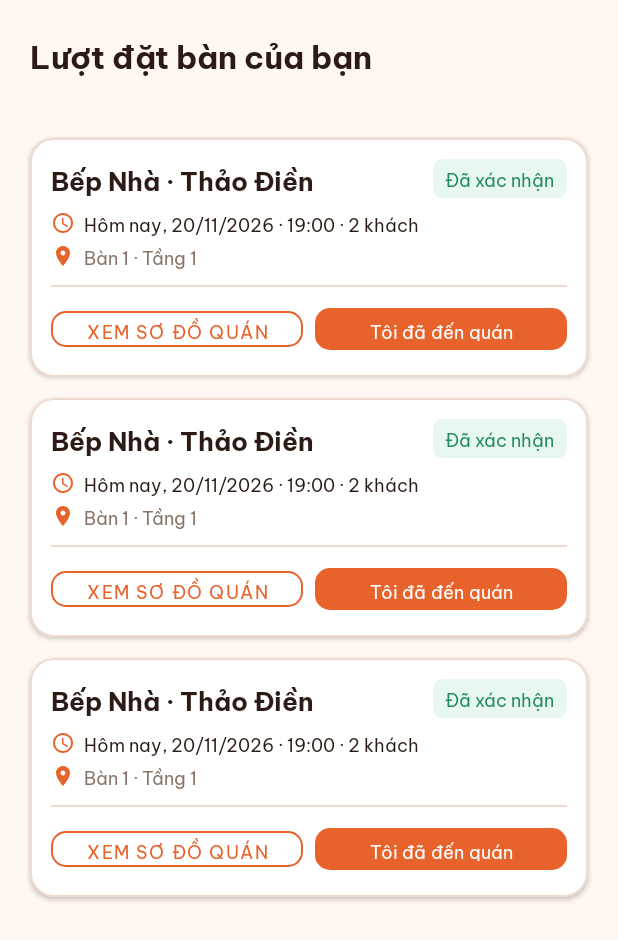
After one commit to LeHai1004/QuanLyDatLichVaDatBan, an Android app: the layout fragment_active_bookings.xml on its own in the app's theme, with its tools: preview values and no code run, on a phone screen of 412 x 824 dp. The commit adds this screen. Shown: the top 940 px of the screen. Run offline under Robolectric (Android 15) with nearby library versions, the phone set to English and light mode, and no system bars.

Commit message:
feat(booking): connect booking tab to check-in flow

```diff
--- /dev/null
+++ b/app/src/main/res/layout/fragment_active_bookings.xml
@@ -0,0 +1,49 @@
+<?xml version="1.0" encoding="utf-8"?>
+<androidx.constraintlayout.widget.ConstraintLayout xmlns:android="http://schemas.android.com/apk/res/android"
+    xmlns:app="http://schemas.android.com/apk/res-auto"
+    xmlns:tools="http://schemas.android.com/tools"
+    android:layout_width="match_parent"
+    android:layout_height="match_parent"
+    android:background="@color/booktable_cream">
+
+    <!-- Header Toolbar -->
+    <LinearLayout
+        android:id="@+id/llHeader"
+        android:layout_width="match_parent"
+        android:layout_height="@dimen/payment_header_height"
+        android:gravity="center_vertical"
+        android:orientation="horizontal"
+        android:paddingHorizontal="@dimen/screen_padding"
+        app:layout_constraintTop_toTopOf="parent">
+
+        <TextView
+            android:id="@+id/tvTitle"
+            android:layout_width="wrap_content"
+            android:layout_height="wrap_content"
+            android:fontFamily="@font/be_vietnam_pro"
+            android:text="@string/active_bookings_title"
+            android:textColor="@color/booktable_dark"
+            android:textSize="@dimen/booking_title_size"
+            android:textStyle="bold" />
+    </LinearLayout>
+
+    <androidx.recyclerview.widget.RecyclerView
+        android:id="@+id/rvActiveBookings"
+        android:layout_width="match_parent"
+        android:layout_height="0dp"
+        android:clipToPadding="false"
+        android:padding="@dimen/screen_padding"
+        app:layout_constraintBottom_toBottomOf="parent"
+        app:layout_constraintTop_toBottomOf="@id/llHeader"
+        tools:listitem="@layout/item_active_booking" />
+
+    <!-- Shared States -->
+    <include
+        android:id="@+id/layoutStates"
+        layout="@layout/layout_shared_states"
+        android:layout_width="match_parent"
+        android:layout_height="0dp"
+        app:layout_constraintBottom_toBottomOf="parent"
+        app:layout_constraintTop_toBottomOf="@id/llHeader" />
+
+</androidx.constraintlayout.widget.ConstraintLayout>
--- /dev/null
+++ b/app/src/main/res/layout/item_active_booking.xml
@@ -0,0 +1,167 @@
+<?xml version="1.0" encoding="utf-8"?>
+<com.google.android.material.card.MaterialCardView xmlns:android="http://schemas.android.com/apk/res/android"
+    xmlns:app="http://schemas.android.com/apk/res-auto"
+    xmlns:tools="http://schemas.android.com/tools"
+    android:id="@+id/cardActiveBooking"
+    android:layout_width="match_parent"
+    android:layout_height="wrap_content"
+    android:layout_marginBottom="14dp"
+    app:cardBackgroundColor="@color/restaurant_card_bg"
+    app:cardCornerRadius="@dimen/restaurant_card_radius"
+    app:cardElevation="2dp"
+    app:strokeColor="@color/booktable_border"
+    app:strokeWidth="1dp">
+
+    <LinearLayout
+        android:layout_width="match_parent"
+        android:layout_height="wrap_content"
+        android:orientation="vertical"
+        android:padding="@dimen/booking_restaurant_card_padding">
+
+        <!-- Header: Name + Status Badge -->
+        <LinearLayout
+            android:layout_width="match_parent"
+            android:layout_height="wrap_content"
+            android:gravity="center_vertical"
+            android:orientation="horizontal">
+
+            <TextView
+                android:id="@+id/tvRestaurantName"
+                android:layout_width="0dp"
+                android:layout_height="wrap_content"
+                android:layout_weight="1"
+                android:ellipsize="end"
+                android:fontFamily="@font/be_vietnam_pro"
+                android:maxLines="1"
+                android:textColor="@color/booktable_dark"
+                android:textSize="@dimen/restaurant_card_name_size"
+                android:textStyle="bold"
+                tools:text="Bếp Nhà · Thảo Điền" />
+
+            <TextView
+                android:id="@+id/tvStatusBadge"
+                android:layout_width="wrap_content"
+                android:layout_height="wrap_content"
+                android:layout_marginStart="8dp"
+                android:background="@drawable/bg_status_badge_open"
+                android:fontFamily="@font/be_vietnam_pro"
+                android:paddingHorizontal="@dimen/detail_status_padding_h"
+                android:paddingVertical="@dimen/detail_status_padding_v"
+                android:textColor="@color/auth_success"
+                android:textSize="@dimen/detail_status_text_size"
+                tools:text="Đã xác nhận" />
+        </LinearLayout>
+
+        <!-- Booking details: Date, time, guests -->
+        <LinearLayout
+            android:layout_width="match_parent"
+            android:layout_height="wrap_content"
+            android:layout_marginTop="8dp"
+            android:gravity="center_vertical"
+            android:orientation="horizontal">
+
+            <ImageView
+                android:layout_width="16dp"
+                android:layout_height="16dp"
+                android:contentDescription="@string/booking_title"
+                android:src="@drawable/ic_clock"
+                app:tint="@color/booktable_orange" />
+
+            <TextView
+                android:id="@+id/tvDateTimeGuests"
+                android:layout_width="wrap_content"
+                android:layout_height="wrap_content"
+                android:layout_marginStart="6dp"
+                android:fontFamily="@font/be_vietnam_pro"
+                android:textColor="@color/booktable_dark"
+                android:textSize="@dimen/restaurant_card_meta_size"
+                tools:text="Hôm nay, 20/11/2026 · 19:00 · 2 khách" />
+        </LinearLayout>
+
+        <!-- Table Info -->
+        <LinearLayout
+            android:layout_width="match_parent"
+            android:layout_height="wrap_content"
+            android:layout_marginTop="4dp"
+            android:gravity="center_vertical"
+            android:orientation="horizontal">
+
+            <ImageView
+                android:layout_width="16dp"
+                android:layout_height="16dp"
+                android:contentDescription="@string/booking_title"
+                android:src="@drawable/ic_location_pin"
+                app:tint="@color/booktable_orange" />
+
+            <TextView
+                android:id="@+id/tvTableName"
+                android:layout_width="wrap_content"
+                android:layout_height="wrap_content"
+                android:layout_marginStart="6dp"
+                android:fontFamily="@font/be_vietnam_pro"
+                android:textColor="@color/booktable_muted"
+                android:textSize="@dimen/restaurant_card_meta_size"
+                tools:text="Bàn 1 · Tầng 1" />
+        </LinearLayout>
+
+        <!-- Divider -->
+        <View
+            android:layout_width="match_parent"
+            android:layout_height="1dp"
+            android:layout_marginVertical="10dp"
+            android:background="@color/booktable_border" />
+
+        <!-- Action Buttons Layout -->
+        <LinearLayout
+            android:id="@+id/llActionsConfirmed"
+            android:layout_width="match_parent"
+            android:layout_height="wrap_content"
+            android:orientation="horizontal">
+
+            <com.google.android.material.button.MaterialButton
+                android:id="@+id/btnViewMap"
+                style="@style/Widget.MaterialComponents.Button.OutlinedButton"
+                android:layout_width="0dp"
+                android:layout_height="@dimen/booking_chip_height"
+                android:layout_weight="1"
+                android:fontFamily="@font/be_vietnam_pro"
+                android:text="@string/active_bookings_btn_view_map"
+                android:textColor="@color/booktable_orange"
+                android:textSize="@dimen/booking_chip_text_size"
+                app:cornerRadius="@dimen/booking_chip_radius"
+                app:strokeColor="@color/booktable_orange" />
+
+            <com.google.android.material.button.MaterialButton
+                android:id="@+id/btnCheckIn"
+                android:layout_width="0dp"
+                android:layout_height="@dimen/booking_chip_height"
+                android:layout_marginStart="8dp"
+                android:layout_weight="1"
+                android:fontFamily="@font/be_vietnam_pro"
+                android:text="@string/active_bookings_btn_arrived"
+                android:textColor="@color/booktable_surface"
+                android:textSize="@dimen/booking_chip_text_size"
+                app:backgroundTint="@color/booktable_orange"
+                app:cornerRadius="@dimen/booking_chip_radius" />
+        </LinearLayout>
+
+        <LinearLayout
+            android:id="@+id/llActionsCheckedIn"
+            android:layout_width="match_parent"
+            android:layout_height="wrap_content"
+            android:orientation="horizontal"
+            android:visibility="gone">
+
+            <com.google.android.material.button.MaterialButton
+                android:id="@+id/btnNavigateMap"
+                android:layout_width="match_parent"
+                android:layout_height="@dimen/booking_chip_height"
+                android:fontFamily="@font/be_vietnam_pro"
+                android:text="@string/active_bookings_btn_navigate"
+                android:textColor="@color/booktable_surface"
+                android:textSize="@dimen/booking_chip_text_size"
+                app:backgroundTint="@color/booking_success_green"
+                app:cornerRadius="@dimen/booking_chip_radius" />
+        </LinearLayout>
+    </LinearLayout>
+</com.google.android.material.card.MaterialCardView>
--- a/app/src/main/res/navigation/nav_graph.xml
+++ b/app/src/main/res/navigation/nav_graph.xml
@@ -25,7 +25,7 @@
 
     <fragment
         android:id="@+id/customerBookingFragment"
-        android:name="com.ute.quanlydatban.ui.common.PlaceholderFragment"
+        android:name="com.ute.quanlydatban.ui.customer.booking.ActiveBookingsFragment"
         android:label="@string/nav_booking">
         <argument android:name="screenTitle" app:argType="reference" android:defaultValue="@string/nav_booking" />
     </fragment>
--- a/app/src/main/res/values/strings.xml
+++ b/app/src/main/res/values/strings.xml
@@ -542,4 +542,17 @@
     <string name="profile_edit_error_save_failed">Cập nhật thất bại. Vui lòng thử lại.</string>
     <string name="profile_rank_format">Hạng %s</string>
     <string name="profile_points_format">%d điểm</string>
+
+    <!-- Active Bookings Tab -->
+    <string name="active_bookings_title">Lượt đặt bàn của bạn</string>
+    <string name="active_bookings_empty_title">Chưa có lượt đặt bàn nào</string>
+    <string name="active_bookings_empty_message">Bạn chưa có đơn đặt bàn nào cần check-in. Khám phá các nhà hàng ngon ngay nhé!</string>
+    <string name="active_bookings_btn_find_restaurant">Tìm quán</string>
+    <string name="active_bookings_status_confirmed">Đã xác nhận</string>
+    <string name="active_bookings_status_checked_in">Đã nhận bàn</string>
+    <string name="active_bookings_btn_arrived">Tôi đã đến quán</string>
+    <string name="active_bookings_btn_view_map">Xem sơ đồ quán</string>
+    <string name="active_bookings_btn_navigate">Chỉ đường</string>
+    <string name="active_bookings_table_format">%1$s · Tầng %2$d</string>
+    <string name="active_bookings_error">Không thể tải danh sách đặt bàn.</string>
 </resources>
```
Also changed, not shown: app/src/main/java/com/ute/quanlydatban/data/repository/BookingRepository.kt (+46 -0 lines), app/src/main/java/com/ute/quanlydatban/ui/customer/booking/ActiveBookingsAdapter.kt (added, +91 -0 lines), app/src/main/java/com/ute/quanlydatban/ui/customer/booking/ActiveBookingsFragment.kt (added, +131 -0 lines), app/src/main/java/com/ute/quanlydatban/viewmodel/ActiveBookingsViewModel.kt (added, +105 -0 lines).
